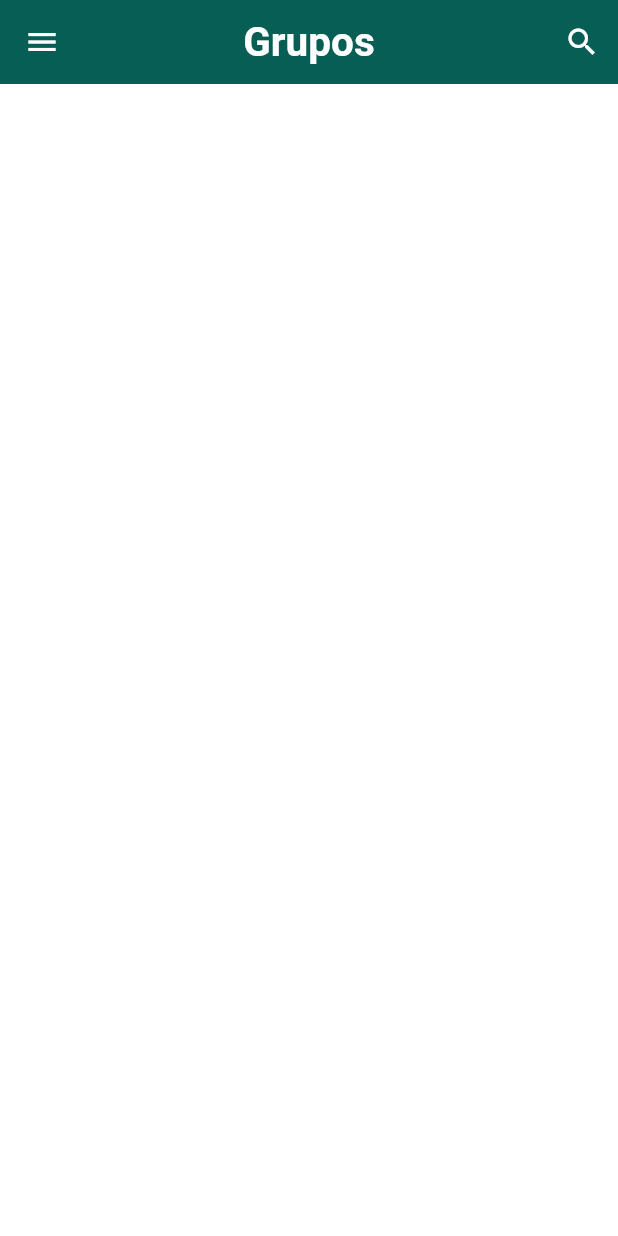
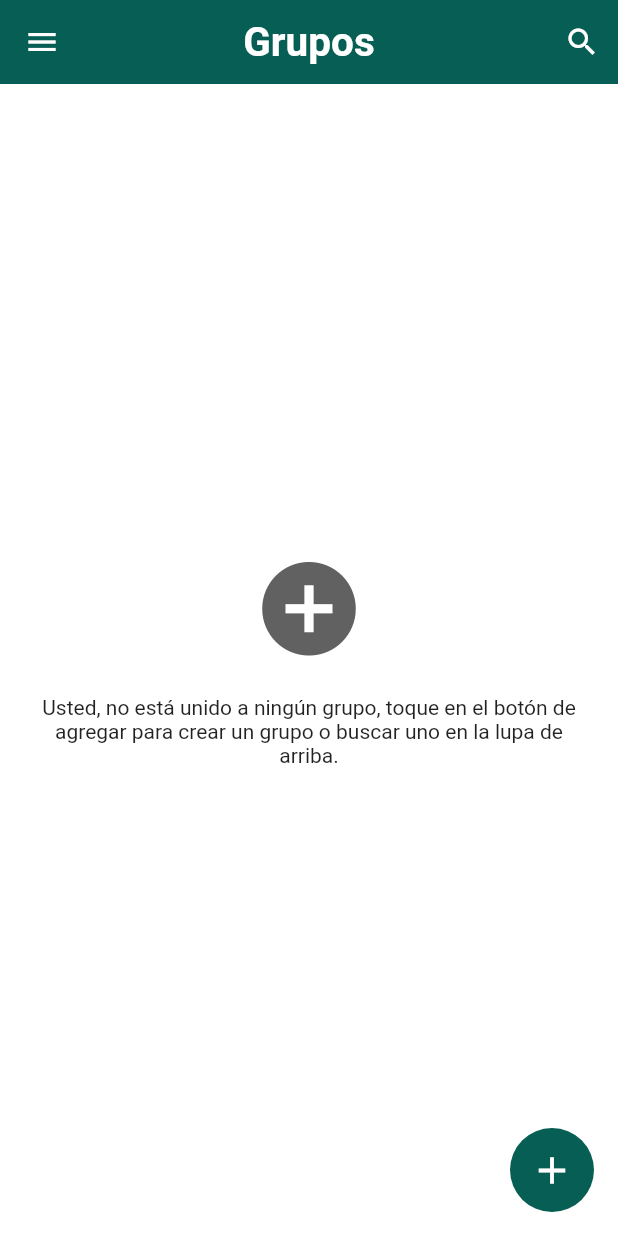
Before and after one commit to 20191288/ChatApp_Firebase, a Flutter app: the HomePage screen opened directly, on a phone screen of 412 x 824 dp. Run offline on Flutter 3.47's test engine with Material 2 defaults, Android fonts, the phone set to English and light mode, and no system bars; our stand-ins replace cloud_firestore, firebase_auth, firebase_core, shared_preferences; missing offline and left inert: cloud_firestore_web, firebase_auth_web, firebase_core_web, shared_preferences_web; accounts and stored records are empty.

Commit message:
se añadió el boton para crear grupos

```diff
--- a/lib/pages/home_page.dart
+++ b/lib/pages/home_page.dart
@@ -48,6 +48,12 @@ class _HomePageState extends State<HomePage> {
       setState(() {
         userName = val!;
       });
+    });
+    // geting the list of snapshots in our stream
+    await DatabaseService(uid: FirebaseAuth.instance.currentUser!.uid)
+        .getUserGroups()
+        .then((snapshot) {
+      groups = snapshot;
     });
   }
 
@@ -110,10 +116,12 @@ class _HomePageState extends State<HomePage> {
             ),
             ListTile(
               onTap: () {
-                nextScreenReplace(context, ProfilePage(
-                  userName: userName,
-                  email: email,
-                ));
+                nextScreenReplace(
+                    context,
+                    ProfilePage(
+                      userName: userName,
+                      email: email,
+                    ));
               },
               contentPadding:
                   const EdgeInsets.symmetric(horizontal: 20, vertical: 5),
@@ -170,6 +178,70 @@ class _HomePageState extends State<HomePage> {
           ],
         ),
       ),
+      body: groupList(),
+      floatingActionButton: FloatingActionButton(
+        onPressed: () {
+          popUpDialog(context);
+        },
+        elevation: 0,
+        backgroundColor: Theme.of(context).primaryColor,
+        child: const Icon(Icons.add, color: Colors.white, size: 30),
+      ),
     );
   }
+
+  popUpDialog(BuildContext context) {}
+
+  groupList() {
+    return StreamBuilder(
+      stream: groups,
+      builder: (context, AsyncSnapshot snapshot) {
+        // make some checks
+        if (snapshot.hasData) {
+          if (snapshot.data['groups'] != null) {
+            if (snapshot.data['groups'].length != 0) {
+              return Text("HOLA PAPU");
+            } else {
+              return noGroupWidget();
+            }
+          } else {
+            return noGroupWidget();
+          }
+        } else {
+          return Center(
+            child: CircularProgressIndicator(
+                color: Theme.of(context).primaryColor),
+          );
+        }
+      },
+    );
+  }
+
+  noGroupWidget() {
+    return Container(
+        padding: const EdgeInsets.symmetric(horizontal: 25),
+        child: Column(
+          mainAxisAlignment: MainAxisAlignment.center,
+          crossAxisAlignment: CrossAxisAlignment.center,
+          children: [
+            GestureDetector(
+              onTap: () {
+                popUpDialog(context);
+              },
+              child: Icon(
+                Icons.add_circle,
+                color: Colors.grey[700],
+                size: 75,
+              ),
+            ),
+            const SizedBox(
+              height: 20,
+            ),
+            const Text(
+              "Usted, no está unido a ningún grupo, toque en el botón de agregar para crear un grupo o buscar uno en la lupa de arriba.",
+              textAlign: TextAlign.center,
+            )
+          ],
+        ));
+  }
 }
--- a/lib/service/database_service.dart
+++ b/lib/service/database_service.dart
@@ -10,7 +10,7 @@ class DatabaseService {
   final CollectionReference groupCollection =
       FirebaseFirestore.instance.collection("groups");
 
-    // saving the userdata
+  // saving the userdata
   Future savingUserData(String fullName, String email) async {
     return await userCollection.doc(uid).set({
       "fullName": fullName,
@@ -27,4 +27,9 @@ class DatabaseService {
         await userCollection.where("email", isEqualTo: email).get();
     return snapshot;
   }
+
+  // get user groups
+  getUserGroups() async {
+    return userCollection.doc(uid).snapshots();
+  }
 }
```
